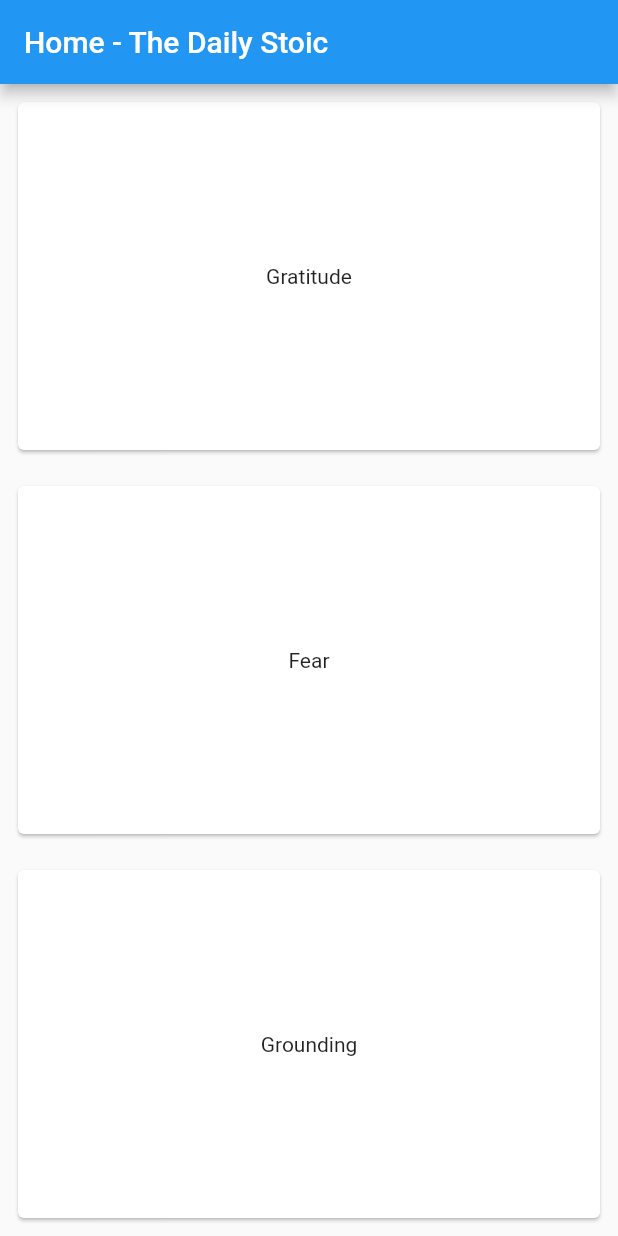
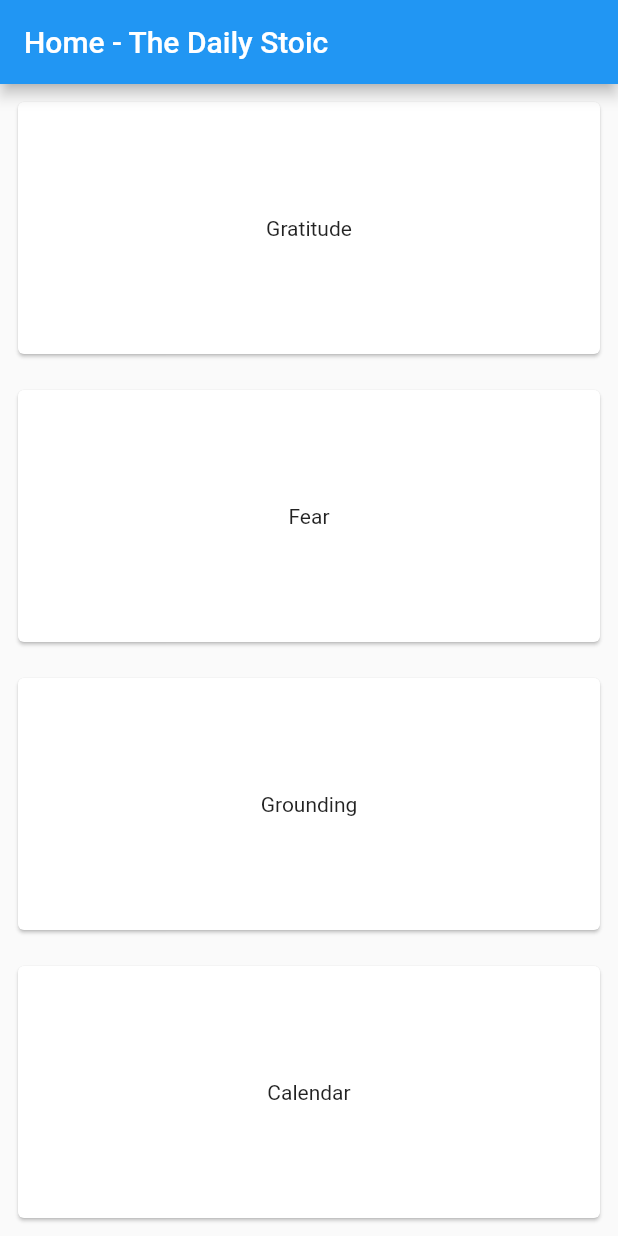
Before and after one commit to valerianaGit/3ThingsFlutter, a Flutter app: the screen it shows after launch, on a phone screen of 412 x 824 dp. Run offline on Flutter 3.47's test engine with Material 2 defaults, Android fonts, the phone set to English and light mode, and no system bars.

Commit message:
create route for calendar screen

```diff
--- a/lib/screens/home_daily_stoic_screen.dart
+++ b/lib/screens/home_daily_stoic_screen.dart
@@ -4,6 +4,25 @@
 class HomeDailyStoic extends StatelessWidget {
   const HomeDailyStoic({Key key}) : super(key: key);
 //TODO: - ABSTRACT CARDS CODE
+  Widget mainCards(String title, BuildContext context, String routePage) {
+    return Expanded(
+      child: InkWell(
+        onTap: () {
+          Navigator.pushNamed(context, routePage);
+        },
+        child: SizedBox(
+          height: 60.0,
+          child: Padding(
+            padding: EdgeInsets.all(8.0),
+            child: Card(
+              child: Center(child: Text(title)),
+            ),
+          ),
+        ),
+      ),
+    );
+  }
+
   @override
   Widget build(BuildContext context) {
     return Scaffold(
@@ -14,51 +33,55 @@
           child: Column(
         mainAxisAlignment: MainAxisAlignment.center,
         children: [
-          Expanded(
-            child: InkWell(
-              onTap: () {
-                Navigator.pushNamed(context, Strings.gratitudePage);
-              },
-              child: Padding(
-                padding: EdgeInsets.all(8.0),
-                child: Card(
-                  child: Center(child: Text('Gratitude')),
-                ),
-              ),
-            ),
-          ),
-          Expanded(
-            child: InkWell(
-              onTap: () {
-                Navigator.pushNamed(context, Strings.fearPage);
-              },
-              child: SizedBox(
-                height: 60.0,
-                child: Padding(
-                  padding: EdgeInsets.all(8.0),
-                  child: Card(
-                    child: Center(child: Text('Fear')),
-                  ),
-                ),
-              ),
-            ),
-          ),
-          Expanded(
-            child: InkWell(
-              onTap: () {
-                Navigator.pushNamed(context, Strings.groundingPage);
-              },
-              child: SizedBox(
-                height: 60.0,
-                child: Padding(
-                  padding: EdgeInsets.all(8.0),
-                  child: Card(
-                    child: Center(child: Text('Grounding')),
-                  ),
-                ),
-              ),
-            ),
-          ),
+          // Expanded(
+          //   child: InkWell(
+          //     onTap: () {
+          //       Navigator.pushNamed(context, Strings.gratitudePage);
+          //     },
+          //     child: Padding(
+          //       padding: EdgeInsets.all(8.0),
+          //       child: Card(
+          //         child: Center(child: Text('Gratitude')),
+          //       ),
+          //     ),
+          //   ),
+          // ),
+          mainCards('Gratitude', context, Strings.gratitudePage),
+          // Expanded(
+          //   child: InkWell(
+          //     onTap: () {
+          //       Navigator.pushNamed(context, Strings.fearPage);
+          //     },
+          //     child: SizedBox(
+          //       height: 60.0,
+          //       child: Padding(
+          //         padding: EdgeInsets.all(8.0),
+          //         child: Card(
+          //           child: Center(child: Text('Fear')),
+          //         ),
+          //       ),
+          //     ),
+          //   ),
+          // ),
+          mainCards('Fear', context, Strings.fearPage),
+          // Expanded(
+          //   child: InkWell(
+          //     onTap: () {
+          //       Navigator.pushNamed(context, Strings.groundingPage);
+          //     },
+          //     child: SizedBox(
+          //       height: 60.0,
+          //       child: Padding(
+          //         padding: EdgeInsets.all(8.0),
+          //         child: Card(
+          //           child: Center(child: Text('Grounding')),
+          //         ),
+          //       ),
+          //     ),
+          //   ),
+          // ),
+          mainCards('Grounding', context, Strings.groundingPage),
+          mainCards('Calendar', context, Strings.groundingPage)
         ],
       )),
     );
```
Also changed, not shown: lib/screens/calendar.dart (deleted).
